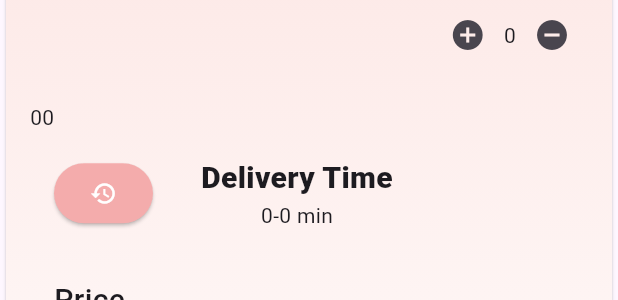
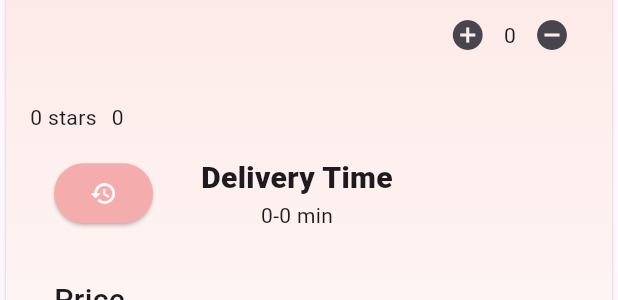
Before and after one commit to Muhammad-Hassaan-Farooq/AppDevFinalExam, a Flutter app: the JuiceDetailScreen widget shown alone on an empty page, opened directly with empty values, on a phone screen of 412 x 824 dp. Shown: the part 601-901 px from the top of the screen. Run offline on Flutter 3.47's test engine with Material 3 defaults, Android fonts, the phone set to English and light mode, and no system bars; our stand-ins replace cloud_firestore, equatable, firebase_core, flutter_bloc; accounts and stored records are empty; network calls fail.

```diff
--- a/lib/main.dart
+++ b/lib/main.dart
@@ -29,7 +29,7 @@ class Q1 extends StatelessWidget{
         ),
         home: BlocProvider(
           create: (context) => JuiceBloc()..add(FetchJuice()),
-          child: ExpenseScreen(),
+          child: JuiceScreen(),
         )
     );
   }
--- a/lib/q1/ui/juice_detail_screen.dart
+++ b/lib/q1/ui/juice_detail_screen.dart
@@ -86,7 +86,8 @@ class JuiceDetailScreen extends StatelessWidget {
                   Row(
                     mainAxisAlignment: MainAxisAlignment.start,
                     children: [
-                      Text(juice.rating.toString()),
+                      Text("${juice.rating} stars"),
+                      SizedBox(width: 10),
                       Text(juice.ratingsCount.toString()),
                     ],
                   ),
```
Also changed, not shown: 1 other file.
